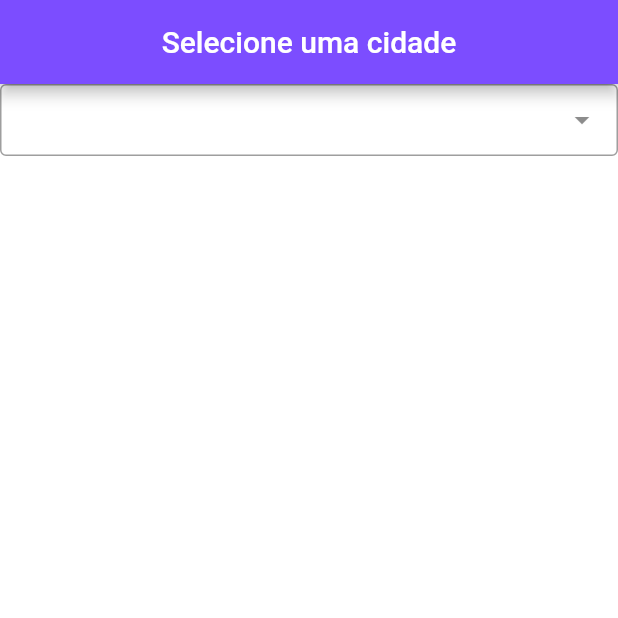
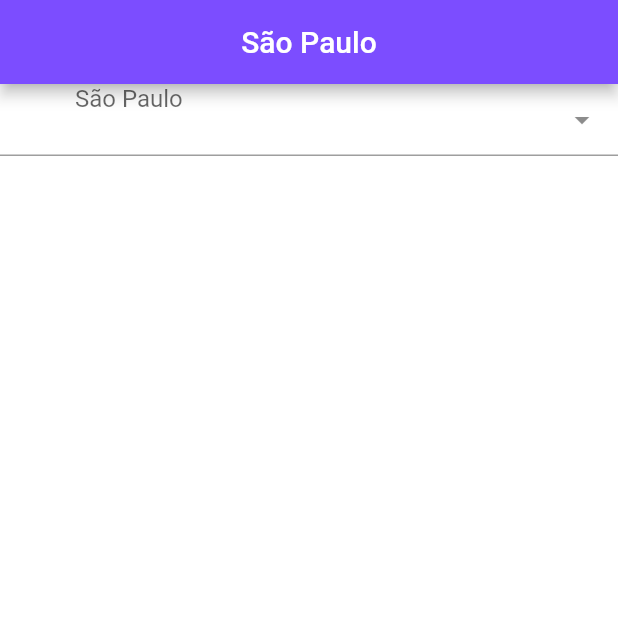
Before and after one commit to esantos1/2022-1-quinta_manha, a Flutter app: the screen it shows after launch, on a phone screen of 412 x 824 dp, the top half of it. Run offline on Flutter 3.47's test engine with Material 2 defaults, Android fonts, the phone set to English and light mode, and no system bars; drawn by our look-alikes of dropdown_search.

Commit message:
Continuação do projeto

```diff
--- a/uniclima/lib/screens/home.dart
+++ b/uniclima/lib/screens/home.dart
@@ -1,15 +1,15 @@
 import 'package:flutter/material.dart';
+import 'package:flutter/widgets.dart';
 import 'package:dropdown_search/dropdown_search.dart';
 
 class Home extends StatefulWidget {
-  const Home({ Key? key }) : super(key: key);
+  const Home({Key? key}) : super(key: key);
 
   @override
   State<Home> createState() => _HomeState();
 }
 
 class _HomeState extends State<Home> {
-
   final List<String> _cidades = [
     "Aracaju",
     "Belém",
@@ -40,11 +40,16 @@ class _HomeState extends State<Home> {
     "Vitória"
   ];
 
+  String _cidadeSelecionada = "São Paulo";
+
   @override
   Widget build(BuildContext context) {
+    double height = MediaQuery.of(context).size.height;
+    var screenPadding = MediaQuery.of(context).padding;
+
     return Scaffold(
       appBar: AppBar(
-          title: const Text("Selecione uma cidade"),
+        title: Text(_cidadeSelecionada),
         centerTitle: true,
       ),
       body: Center(
@@ -55,8 +60,21 @@ class _HomeState extends State<Home> {
               showSelectedItems: true,
               items: _cidades,
 
-                //paramos aqui
-
+              showSearchBox: true,
+              maxHeight: height - screenPadding.bottom,
+              //dropdownSearchTextAlign: TextAlign.center,
+              dropdownSearchDecoration: InputDecoration(
+                hintText: _cidadeSelecionada,
+                contentPadding: const EdgeInsets.only(left: 50),
+              ),
+              onChanged: (value) {
+                setState(() {
+                  _cidadeSelecionada = value!;
+                });
+              },
+              emptyBuilder: (context, searchEntry) => const Center(
+                  child: Text('Cidade não encontrada',
+                      style: TextStyle(color: Colors.blue))),
             )
           ],
         ),
```
Also changed, not shown: uniclima/lib/model/clima_model.dart (added, +25 -0 lines). Lines whose indentation alone changed are shown as unchanged.
